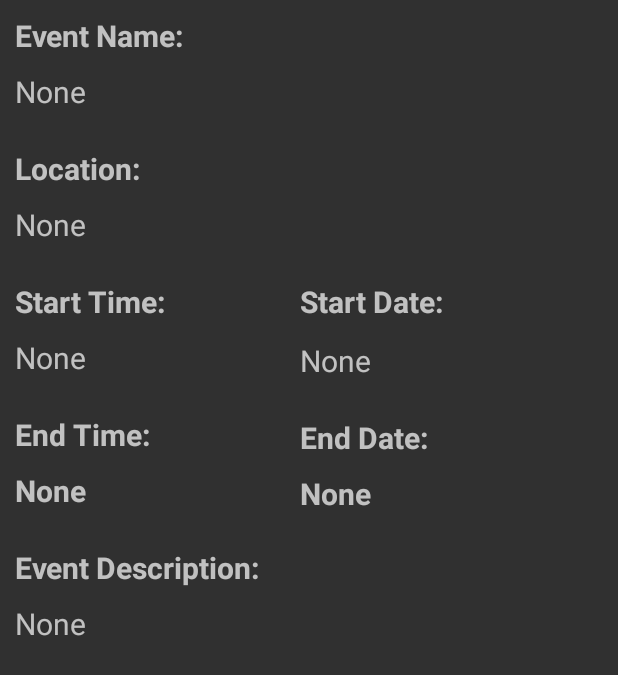
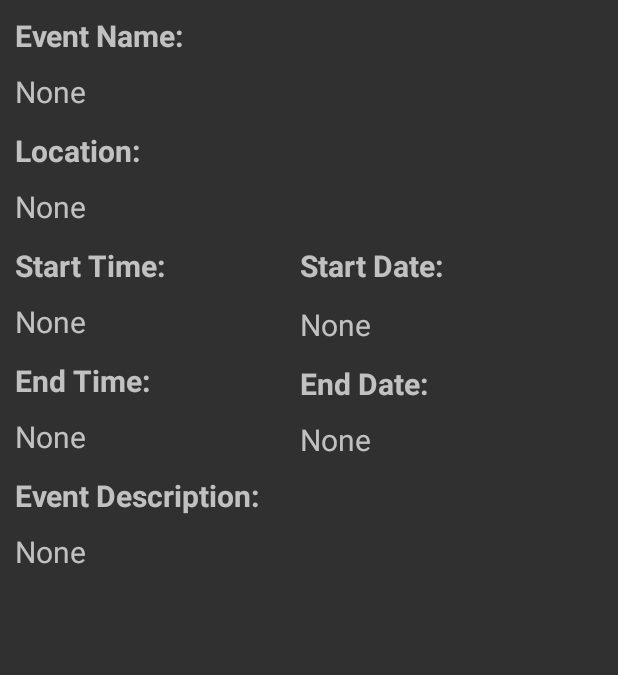
Before and after one commit to CAnsbach/CIT498, an Android app: the layout activity_event_info.xml on its own in the app's theme, with its tools: preview values and no code run, on a phone screen of 412 x 824 dp. Shown: the top 675 px of the screen. Run offline under Robolectric (Android 15) with nearby library versions, the phone set to English and light mode, and no system bars.

Commit message:
Made changes to the layout of the event info activity

```diff
--- a/CampusEventTracker/app/src/main/res/layout/activity_event_info.xml
+++ b/CampusEventTracker/app/src/main/res/layout/activity_event_info.xml
@@ -11,7 +11,7 @@
         android:layout_width="wrap_content"
         android:layout_height="wrap_content"
         android:layout_marginStart="10dp"
-        android:layout_marginTop="24dp"
+        android:layout_marginTop="12dp"
         android:text="@string/txtEventInfo_EndTime"
         android:textSize="20sp"
         android:textStyle="bold"
@@ -23,7 +23,7 @@
         android:layout_width="wrap_content"
         android:layout_height="wrap_content"
         android:layout_marginStart="200dp"
-        android:layout_marginTop="24dp"
+        android:layout_marginTop="12dp"
         android:text="@string/txtEventInfo_EndDate"
         android:textSize="20sp"
         android:textStyle="bold"
@@ -38,7 +38,6 @@
         android:layout_marginTop="10dp"
         android:text="@string/txtEventInfo_default"
         android:textSize="20sp"
-        android:textStyle="bold"
         app:layout_constraintStart_toStartOf="parent"
         app:layout_constraintTop_toBottomOf="@+id/txtEventInfoEndDate" />
 
@@ -50,7 +49,6 @@
         android:layout_marginTop="10dp"
         android:text="@string/txtEventInfo_default"
         android:textSize="20sp"
-        android:textStyle="bold"
         app:layout_constraintStart_toStartOf="parent"
         app:layout_constraintTop_toBottomOf="@+id/txtEventInfoEndTime" />
 
@@ -73,7 +71,7 @@
         android:layout_width="wrap_content"
         android:layout_height="wrap_content"
         android:layout_marginStart="10dp"
-        android:layout_marginTop="24dp"
+        android:layout_marginTop="12dp"
         android:text="@string/txtEventInfo_Location"
         android:textSize="20sp"
         android:textStyle="bold"
@@ -87,7 +85,7 @@
         android:layout_width="wrap_content"
         android:layout_height="wrap_content"
         android:layout_marginStart="10dp"
-        android:layout_marginTop="24dp"
+        android:layout_marginTop="12dp"
         android:text="@string/txtEventInfo_Description"
         android:textSize="20sp"
         android:textStyle="bold"
@@ -101,7 +99,7 @@
         android:layout_width="wrap_content"
         android:layout_height="wrap_content"
         android:layout_marginStart="200dp"
-        android:layout_marginTop="24dp"
+        android:layout_marginTop="12dp"
         android:text="@string/txtEventInfo_Date"
         android:textSize="20sp"
         android:textStyle="bold"
@@ -113,7 +111,7 @@
         android:layout_width="wrap_content"
         android:layout_height="wrap_content"
         android:layout_marginStart="10dp"
-        android:layout_marginTop="24dp"
+        android:layout_marginTop="12dp"
         android:text="@string/txtEventInfo_Time"
         android:textSize="20sp"
         android:textStyle="bold"
@@ -183,7 +181,7 @@
         android:id="@+id/map_frame_layout"
         android:layout_width="0dp"
         android:layout_height="0dp"
-        android:layout_marginTop="24dp"
+        android:layout_marginTop="12dp"
         app:layout_constraintBottom_toBottomOf="parent"
         app:layout_constraintEnd_toEndOf="parent"
         app:layout_constraintStart_toStartOf="parent"
```
